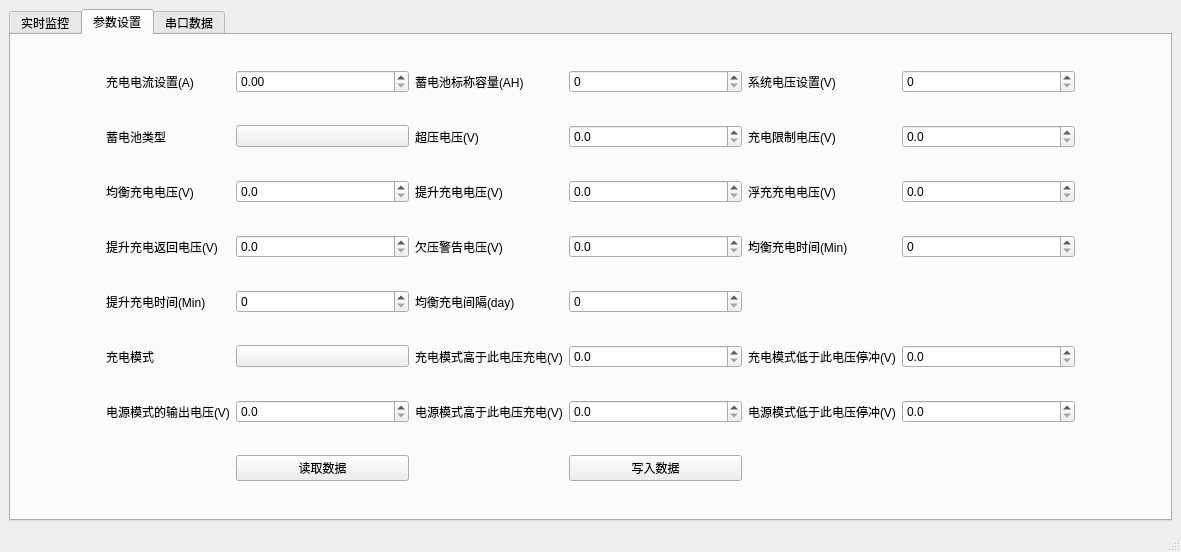
Above: ui/dc_layout.ui from xxxy-bit/SRNE_UP before the change. Below: the same form after it.
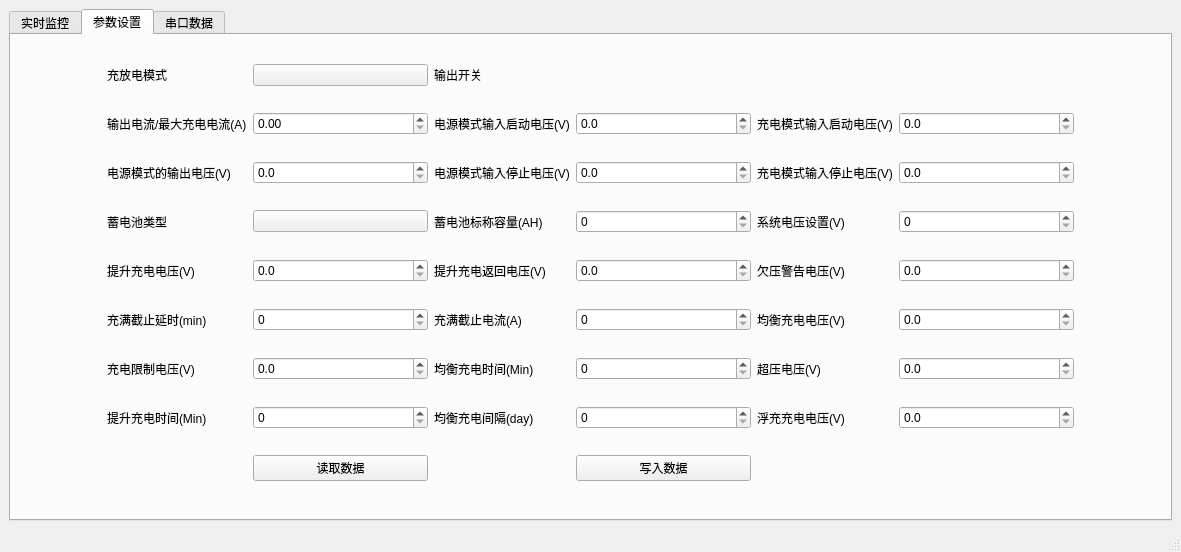
That is the form after the change. The open tabs and pages were chosen to show the change. Custom widgets are drawn as their Qt base class.

Commit message: feat: 增加充放电模式与蓄电池类型间的逻辑关联开关

What changed in the file:
```diff
--- a/ui/dc_layout.ui
+++ b/ui/dc_layout.ui
@@ -764,10 +764,10 @@
                    </property>
                   </widget>
                  </item>
-                 <item row="0" column="0">
-                  <widget class="QLabel" name="label_33">
+                 <item row="1" column="2">
+                  <widget class="QLabel" name="label_37">
                    <property name="text">
-                    <string>开关机</string>
+                    <string>清除当前告警</string>
                    </property>
                   </widget>
                  </item>
@@ -831,173 +831,27 @@
        <layout class="QHBoxLayout" name="horizontalLayout_8">
         <item>
          <layout class="QGridLayout" name="gridLayout_5" columnstretch="1,1,2,1,2,1,2,1">
-          <item row="5" column="5">
-           <widget class="QLabel" name="label_55">
-            <property name="text">
-             <string>充电模式低于此电压停冲(V)</string>
+          <item row="2" column="7">
+           <spacer name="horizontalSpacer_2">
+            <property name="orientation">
+             <enum>Qt::Horizontal</enum>
             </property>
-           </widget>
-          </item>
-          <item row="2" column="1">
-           <widget class="QLabel" name="label_45">
-            <property name="text">
-             <string>均衡充电电压(V)</string>
+            <property name="sizeHint" stdset="0">
+             <size>
+              <width>40</width>
+              <height>20</height>
+             </size>
             </property>
-           </widget>
+           </spacer>
           </item>
-          <item row="1" column="3">
-           <widget class="QLabel" name="label_43">
-            <property name="text">
-             <string>超压电压(V)</string>
-            </property>
-           </widget>
-          </item>
-          <item row="5" column="1">
-           <widget class="QLabel" name="label_54">
-            <property name="text">
-             <string>充电模式</string>
-            </property>
-           </widget>
-          </item>
-          <item row="2" column="5">
-           <widget class="QLabel" name="label_47">
-            <property name="text">
-             <string>浮充充电电压(V)</string>
-            </property>
-           </widget>
-          </item>
-          <item row="0" column="1">
-           <widget class="QLabel" name="label_39">
-            <property name="text">
-             <string>充电电流设置(A)</string>
-            </property>
-           </widget>
-          </item>
-          <item row="0" column="3">
-           <widget class="QLabel" name="label_40">
-            <property name="text">
-             <string>蓄电池标称容量(AH)</string>
-            </property>
-           </widget>
-          </item>
-          <item row="5" column="3">
-           <widget class="QLabel" name="label_53">
-            <property name="text">
-             <string>充电模式高于此电压充电(V)</string>
-            </property>
-           </widget>
-          </item>
-          <item row="6" column="1">
-           <widget class="QLabel" name="label_56">
-            <property name="text">
-             <string>电源模式的输出电压(V)</string>
-            </property>
-           </widget>
-          </item>
-          <item row="6" column="3">
-           <widget class="QLabel" name="label_57">
-            <property name="text">
-             <string>电源模式高于此电压充电(V)</string>
-            </property>
-           </widget>
-          </item>
-          <item row="4" column="1">
+          <item row="7" column="1">
            <widget class="QLabel" name="label_51">
             <property name="text">
              <string>提升充电时间(Min)</string>
             </property>
            </widget>
           </item>
-          <item row="3" column="1">
-           <widget class="QLabel" name="label_48">
-            <property name="text">
-             <string>提升充电返回电压(V)</string>
-            </property>
-           </widget>
-          </item>
-          <item row="1" column="5">
-           <widget class="QLabel" name="label_44">
-            <property name="text">
-             <string>充电限制电压(V)</string>
-            </property>
-           </widget>
-          </item>
-          <item row="4" column="3">
-           <widget class="QLabel" name="label_52">
-            <property name="text">
-             <string>均衡充电间隔(day)</string>
-            </property>
-           </widget>
-          </item>
-          <item row="3" column="5">
-           <widget class="QLabel" name="label_50">
-            <property name="text">
-             <string>均衡充电时间(Min)</string>
-            </property>
-           </widget>
-          </item>
-          <item row="6" column="5">
-           <widget class="QLabel" name="label_58">
-            <property name="text">
-             <string>电源模式低于此电压停冲(V)</string>
-            </property>
-           </widget>
-          </item>
-          <item row="0" column="5">
-           <widget class="QLabel" name="label_41">
-            <property name="text">
-             <string>系统电压设置(V)</string>
-            </property>
-           </widget>
-          </item>
-          <item row="0" column="0">
-           <spacer name="horizontalSpacer">
-            <property name="orientation">
-             <enum>Qt::Horizontal</enum>
-            </property>
-            <property name="sizeHint" stdset="0">
-             <size>
-              <width>40</width>
-              <height>20</height>
-             </size>
-            </property>
-           </spacer>
-          </item>
-          <item row="1" column="1">
-           <widget class="QLabel" name="label_42">
-            <property name="text">
-             <string>蓄电池类型</string>
-            </property>
-           </widget>
-          </item>
-          <item row="2" column="3">
-           <widget class="QLabel" name="label_46">
-            <property name="text">
-             <string>提升充电电压(V)</string>
-            </property>
-           </widget>
-          </item>
-          <item row="3" column="3">
-           <widget class="QLabel" name="label_49">
-            <property name="text">
-             <string>欠压警告电压(V)</string>
-            </property>
-           </widget>
-          </item>
-          <item row="0" column="7">
-           <spacer name="horizontalSpacer_2">
-            <property name="orientation">
-             <enum>Qt::Horizontal</enum>
-            </property>
-            <property name="sizeHint" stdset="0">
-             <size>
-              <width>40</width>
-              <height>20</height>
-             </size>
-            </property>
-           </spacer>
-          </item>
-          <item row="7" column="2">
+          <item row="8" column="2">
            <widget class="PushButton" name="dc_read_set">
             <property name="text">
              <string>读取数据</string>
@@ -1005,13 +859,74 @@
            </widget>
           </item>
           <item row="7" column="4">
+           <widget class="SpinBox" name="dc_BatConstChgGapTime">
+            <property name="whatsThis">
+             <string>&lt;html&gt;&lt;head/&gt;&lt;body&gt;&lt;p&gt;均衡充电间隔(day)&lt;/p&gt;&lt;/body&gt;&lt;/html&gt;</string>
+            </property>
+            <property name="maximum">
+             <number>9999</number>
+            </property>
+           </widget>
+          </item>
+          <item row="8" column="4">
            <widget class="PushButton" name="dc_write_set">
             <property name="text">
              <string>写入数据</string>
             </property>
            </widget>
           </item>
+          <item row="2" column="0">
+           <spacer name="horizontalSpacer">
+            <property name="orientation">
+             <enum>Qt::Horizontal</enum>
+            </property>
+            <property name="sizeHint" stdset="0">
+             <size>
+              <width>40</width>
+              <height>20</height>
+             </size>
+            </property>
+           </spacer>
+          </item>
+          <item row="7" column="3">
+           <widget class="QLabel" name="label_52">
+            <property name="text">
+             <string>均衡充电间隔(day)</string>
+            </property>
+           </widget>
+          </item>
+          <item row="7" column="2">
+           <widget class="SpinBox" name="dc_BatImprovChgTime">
+            <property name="whatsThis">
+             <string>&lt;html&gt;&lt;head/&gt;&lt;body&gt;&lt;p&gt;提升充电时间(Min)&lt;/p&gt;&lt;/body&gt;&lt;/html&gt;</string>
+            </property>
+            <property name="maximum">
+             <number>9999</number>
+            </property>
+           </widget>
+          </item>
           <item row="0" column="2">
+           <widget class="ComboBox" name="dc_ChgMode">
+            <property name="whatsThis">
+             <string>&lt;html&gt;&lt;head/&gt;&lt;body&gt;&lt;p&gt;充电模式&lt;/p&gt;&lt;/body&gt;&lt;/html&gt;</string>
+            </property>
+           </widget>
+          </item>
+          <item row="0" column="1">
+           <widget class="QLabel" name="label_54">
+            <property name="text">
+             <string>充放电模式</string>
+            </property>
+           </widget>
+          </item>
+          <item row="1" column="1">
+           <widget class="QLabel" name="label_39">
+            <property name="text">
+             <string>输出电流/最大充电电流(A)</string>
+            </property>
+           </widget>
+          </item>
+          <item row="1" column="2">
            <widget class="DoubleSpinBox" name="dc_charge_elec_set">
             <property name="whatsThis">
              <string>&lt;html&gt;&lt;head/&gt;&lt;body&gt;&lt;p&gt;充电电流设置(A)&lt;/p&gt;&lt;/body&gt;&lt;/html&gt;</string>
@@ -1021,17 +936,124 @@
             </property>
            </widget>
           </item>
+          <item row="2" column="3">
+           <widget class="QLabel" name="label_58">
+            <property name="text">
+             <string>电源模式输入停止电压(V)</string>
+            </property>
+           </widget>
+          </item>
+          <item row="2" column="4">
+           <widget class="DoubleSpinBox" name="dc_CVModeInLowWorkVolt">
+            <property name="whatsThis">
+             <string>&lt;html&gt;&lt;head/&gt;&lt;body&gt;&lt;p&gt;电源模式低于此电压停冲(V)&lt;/p&gt;&lt;/body&gt;&lt;/html&gt;</string>
+            </property>
+            <property name="decimals">
+             <number>1</number>
+            </property>
+            <property name="maximum">
+             <double>9999.000000000000000</double>
+            </property>
+           </widget>
+          </item>
+          <item row="2" column="6">
+           <widget class="DoubleSpinBox" name="dc_ChgModeInLowWorkVolt">
+            <property name="whatsThis">
+             <string>&lt;html&gt;&lt;head/&gt;&lt;body&gt;&lt;p&gt;充电模式低于此电压停冲(V)&lt;/p&gt;&lt;/body&gt;&lt;/html&gt;</string>
+            </property>
+            <property name="decimals">
+             <number>1</number>
+            </property>
+            <property name="maximum">
+             <double>9999.000000000000000</double>
+            </property>
+           </widget>
+          </item>
+          <item row="2" column="5">
+           <widget class="QLabel" name="label_55">
+            <property name="text">
+             <string>充电模式输入停止电压(V)</string>
+            </property>
+           </widget>
+          </item>
+          <item row="1" column="6">
+           <widget class="DoubleSpinBox" name="dc_ChgModeInMaxWorkVolt">
+            <property name="whatsThis">
+             <string>&lt;html&gt;&lt;head/&gt;&lt;body&gt;&lt;p&gt;充电模式高于此电压充电(V)&lt;/p&gt;&lt;/body&gt;&lt;/html&gt;</string>
+            </property>
+            <property name="decimals">
+             <number>1</number>
+            </property>
+            <property name="maximum">
+             <double>9999.000000000000000</double>
+            </property>
+           </widget>
+          </item>
+          <item row="1" column="5">
+           <widget class="QLabel" name="label_53">
+            <property name="text">
+             <string>充电模式输入启动电压(V)</string>
+            </property>
+           </widget>
+          </item>
+          <item row="2" column="1">
+           <widget class="QLabel" name="label_56">
+            <property name="text">
+             <string>电源模式的输出电压(V)</string>
+            </property>
+           </widget>
+          </item>
+          <item row="2" column="2">
+           <widget class="DoubleSpinBox" name="dc_CvModeOutVolt">
+            <property name="whatsThis">
+             <string>&lt;html&gt;&lt;head/&gt;&lt;body&gt;&lt;p&gt;电源模式的输出电压(V)&lt;/p&gt;&lt;/body&gt;&lt;/html&gt;</string>
+            </property>
+            <property name="decimals">
+             <number>1</number>
+            </property>
+            <property name="maximum">
+             <double>9999.000000000000000</double>
+            </property>
+           </widget>
+          </item>
+          <item row="1" column="3">
+           <widget class="QLabel" name="label_57">
+            <property name="text">
+             <string>电源模式输入启动电压(V)</string>
+            </property>
+           </widget>
+          </item>
+          <item row="1" column="4">
+           <widget class="DoubleSpinBox" name="dc_CvModeInMaxWorkVolt">
+            <property name="whatsThis">
+             <string>&lt;html&gt;&lt;head/&gt;&lt;body&gt;&lt;p&gt;电源模式高于此电压充电(V)&lt;/p&gt;&lt;/body&gt;&lt;/html&gt;</string>
+            </property>
+            <property name="decimals">
+             <number>1</number>
+            </property>
+            <property name="maximum">
+             <double>9999.000000000000000</double>
+            </property>
+           </widget>
+          </item>
+          <item row="0" column="3">
+           <widget class="QLabel" name="label_33">
+            <property name="text">
+             <string>输出开关</string>
+            </property>
+           </widget>
+          </item>
           <item row="0" column="4">
-           <widget class="SpinBox" name="dc_set_battery_cap">
-            <property name="whatsThis">
-             <string>&lt;html&gt;&lt;head/&gt;&lt;body&gt;&lt;p&gt;蓄电池标称容量(AH)&lt;/p&gt;&lt;/body&gt;&lt;/html&gt;</string>
+           <widget class="SwitchButton" name="SwitchButton">
+            <property name="onText">
+             <string>开</string>
             </property>
-            <property name="maximum">
-             <number>9999</number>
+            <property name="offText">
+             <string>关</string>
             </property>
            </widget>
           </item>
-          <item row="0" column="6">
+          <item row="3" column="6">
            <widget class="SpinBox" name="dc_set_sys_current">
             <property name="enabled">
              <bool>true</bool>
@@ -1044,7 +1066,31 @@
             </property>
            </widget>
           </item>
-          <item row="1" column="2">
+          <item row="3" column="5">
+           <widget class="QLabel" name="label_41">
+            <property name="text">
+             <string>系统电压设置(V)</string>
+            </property>
+           </widget>
+          </item>
+          <item row="3" column="4">
+           <widget class="SpinBox" name="dc_set_battery_cap">
+            <property name="whatsThis">
+             <string>&lt;html&gt;&lt;head/&gt;&lt;body&gt;&lt;p&gt;蓄电池标称容量(AH)&lt;/p&gt;&lt;/body&gt;&lt;/html&gt;</string>
+            </property>
+            <property name="maximum">
+             <number>9999</number>
+            </property>
+           </widget>
+          </item>
+          <item row="3" column="3">
+           <widget class="QLabel" name="label_40">
+            <property name="text">
+             <string>蓄电池标称容量(AH)</string>
+            </property>
+           </widget>
+          </item>
+          <item row="3" column="2">
            <widget class="ComboBox" name="dc_set_battery_type">
             <property name="whatsThis">
              <string>&lt;html&gt;&lt;head/&gt;&lt;body&gt;&lt;p&gt;蓄电池类型&lt;/p&gt;&lt;/body&gt;&lt;/html&gt;</string>
@@ -1054,40 +1100,21 @@
             </property>
            </widget>
           </item>
-          <item row="1" column="4">
-           <widget class="DoubleSpinBox" name="dc_set_battery_overpressure">
-            <property name="whatsThis">
-             <string>&lt;html&gt;&lt;head/&gt;&lt;body&gt;&lt;p&gt;超压电压(V)&lt;/p&gt;&lt;/body&gt;&lt;/html&gt;</string>
+          <item row="3" column="1">
+           <widget class="QLabel" name="label_42">
+            <property name="text">
+             <string>蓄电池类型</string>
             </property>
-            <property name="decimals">
-             <number>1</number>
-            </property>
-            <property name="maximum">
-             <double>9999.000000000000000</double>
-            </property>
            </widget>
           </item>
-          <item row="1" column="6">
-           <widget class="DoubleSpinBox" name="dc_set_charge_limit">
-            <property name="whatsThis">
-             <string>&lt;html&gt;&lt;head/&gt;&lt;body&gt;&lt;p&gt;充电限制电压(V)&lt;/p&gt;&lt;/body&gt;&lt;/html&gt;</string>
+          <item row="4" column="1">
+           <widget class="QLabel" name="label_46">
+            <property name="text">
+             <string>提升充电电压(V)</string>
             </property>
-            <property name="decimals">
-             <number>1</number>
-            </property>
            </widget>
           </item>
-          <item row="2" column="2">
-           <widget class="DoubleSpinBox" name="dc_set_even_current">
-            <property name="whatsThis">
-             <string>&lt;html&gt;&lt;head/&gt;&lt;body&gt;&lt;p&gt;均衡充电电压(V)&lt;/p&gt;&lt;/body&gt;&lt;/html&gt;</string>
-            </property>
-            <property name="decimals">
-             <number>1</number>
-            </property>
-           </widget>
-          </item>
-          <item row="2" column="4">
+          <item row="4" column="2">
            <widget class="DoubleSpinBox" name="dc_set_promote_current">
             <property name="whatsThis">
              <string>&lt;html&gt;&lt;head/&gt;&lt;body&gt;&lt;p&gt;提升充电电压(V)&lt;/p&gt;&lt;/body&gt;&lt;/html&gt;</string>
@@ -1097,17 +1124,14 @@
             </property>
            </widget>
           </item>
-          <item row="2" column="6">
-           <widget class="DoubleSpinBox" name="dc_set_float_current">
-            <property name="whatsThis">
-             <string>&lt;html&gt;&lt;head/&gt;&lt;body&gt;&lt;p&gt;浮充充电电压(V)&lt;/p&gt;&lt;/body&gt;&lt;/html&gt;</string>
-            </property>
-            <property name="decimals">
-             <number>1</number>
+          <item row="4" column="3">
+           <widget class="QLabel" name="label_48">
+            <property name="text">
+             <string>提升充电返回电压(V)</string>
             </property>
            </widget>
           </item>
-          <item row="3" column="2">
+          <item row="4" column="4">
            <widget class="DoubleSpinBox" name="dc_set_promote_current_retrun">
             <property name="whatsThis">
              <string>&lt;html&gt;&lt;head/&gt;&lt;body&gt;&lt;p&gt;提升充电返回电压(V)&lt;/p&gt;&lt;/body&gt;&lt;/html&gt;</string>
@@ -1117,7 +1141,31 @@
             </property>
            </widget>
           </item>
-          <item row="3" column="4">
+          <item row="6" column="1">
+           <widget class="QLabel" name="label_44">
+            <property name="text">
+             <string>充电限制电压(V)</string>
+            </property>
+           </widget>
+          </item>
+          <item row="6" column="2">
+           <widget class="DoubleSpinBox" name="dc_set_charge_limit">
+            <property name="whatsThis">
+             <string>&lt;html&gt;&lt;head/&gt;&lt;body&gt;&lt;p&gt;充电限制电压(V)&lt;/p&gt;&lt;/body&gt;&lt;/html&gt;</string>
+            </property>
+            <property name="decimals">
+             <number>1</number>
+            </property>
+           </widget>
+          </item>
+          <item row="4" column="5">
+           <widget class="QLabel" name="label_49">
+            <property name="text">
+             <string>欠压警告电压(V)</string>
+            </property>
+           </widget>
+          </item>
+          <item row="4" column="6">
            <widget class="DoubleSpinBox" name="dc_BatUnderVolt">
             <property name="whatsThis">
              <string>&lt;html&gt;&lt;head/&gt;&lt;body&gt;&lt;p&gt;欠压警告电压(V)&lt;/p&gt;&lt;/body&gt;&lt;/html&gt;</string>
@@ -1127,7 +1175,14 @@
             </property>
            </widget>
           </item>
-          <item row="3" column="6">
+          <item row="6" column="3">
+           <widget class="QLabel" name="label_50">
+            <property name="text">
+             <string>均衡充电时间(Min)</string>
+            </property>
+           </widget>
+          </item>
+          <item row="6" column="4">
            <widget class="SpinBox" name="dc_BatConstChgTime">
             <property name="whatsThis">
              <string>&lt;html&gt;&lt;head/&gt;&lt;body&gt;&lt;p&gt;均衡充电时间(Min)&lt;/p&gt;&lt;/body&gt;&lt;/html&gt;</string>
@@ -1137,95 +1192,85 @@
             </property>
            </widget>
           </item>
-          <item row="4" column="2">
-           <widget class="SpinBox" name="dc_BatImprovChgTime">
+          <item row="7" column="5">
+           <widget class="QLabel" name="label_47">
+            <property name="text">
+             <string>浮充充电电压(V)</string>
+            </property>
+           </widget>
+          </item>
+          <item row="7" column="6">
+           <widget class="DoubleSpinBox" name="dc_set_float_current">
             <property name="whatsThis">
              <string>&lt;html&gt;&lt;head/&gt;&lt;body&gt;&lt;p&gt;提升充电时间(Min)&lt;/p&gt;&lt;/body&gt;&lt;/html&gt;</string>
             </property>
-            <property name="maximum">
-             <number>9999</number>
+            <property name="decimals">
+             <number>1</number>
             </property>
            </widget>
           </item>
-          <item row="4" column="4">
-           <widget class="SpinBox" name="dc_BatConstChgGapTime">
+          <item row="6" column="6">
+           <widget class="DoubleSpinBox" name="dc_set_battery_overpressure">
             <property name="whatsThis">
              <string>&lt;html&gt;&lt;head/&gt;&lt;body&gt;&lt;p&gt;均衡充电间隔(day)&lt;/p&gt;&lt;/body&gt;&lt;/html&gt;</string>
             </property>
+            <property name="decimals">
+             <number>1</number>
+            </property>
             <property name="maximum">
-             <number>9999</number>
+             <double>9999.000000000000000</double>
+            </property>
+           </widget>
+          </item>
+          <item row="6" column="5">
+           <widget class="QLabel" name="label_43">
+            <property name="text">
+             <string>超压电压(V)</string>
+            </property>
+           </widget>
+          </item>
+          <item row="5" column="6">
+           <widget class="DoubleSpinBox" name="dc_set_even_current">
+            <property name="whatsThis">
+             <string>&lt;html&gt;&lt;head/&gt;&lt;body&gt;&lt;p&gt;均衡充电电压(V)&lt;/p&gt;&lt;/body&gt;&lt;/html&gt;</string>
+            </property>
+            <property name="decimals">
+             <number>1</number>
+            </property>
+           </widget>
+          </item>
+          <item row="5" column="5">
+           <widget class="QLabel" name="label_45">
+            <property name="text">
+             <string>均衡充电电压(V)</string>
+            </property>
+           </widget>
+          </item>
+          <item row="5" column="1">
+           <widget class="QLabel" name="label_27">
+            <property name="text">
+             <string>充满截止延时(min)</string>
+            </property>
+           </widget>
+          </item>
+          <item row="5" column="3">
+           <widget class="QLabel" name="label_28">
+            <property name="text">
+             <string>充满截止电流(A)</string>
             </property>
            </widget>
           </item>
           <item row="5" column="2">
-           <widget class="ComboBox" name="dc_ChgMode">
-            <property name="whatsThis">
-             <string>&lt;html&gt;&lt;head/&gt;&lt;body&gt;&lt;p&gt;充电模式&lt;/p&gt;&lt;/body&gt;&lt;/html&gt;</string>
+           <widget class="SpinBox" name="dc_StopChgDelayTim">
+            <property name="maximum">
+             <number>600</number>
             </property>
            </widget>
           </item>
           <item row="5" column="4">
-           <widget class="DoubleSpinBox" name="dc_ChgModeInMaxWorkVolt">
-            <property name="whatsThis">
-             <string>&lt;html&gt;&lt;head/&gt;&lt;body&gt;&lt;p&gt;充电模式高于此电压充电(V)&lt;/p&gt;&lt;/body&gt;&lt;/html&gt;</string>
-            </property>
-            <property name="decimals">
-             <number>1</number>
-            </property>
+           <widget class="SpinBox" name="dc_StopChgCurrSet">
             <property name="maximum">
-             <double>9999.000000000000000</double>
-            </property>
-           </widget>
-          </item>
-          <item row="5" column="6">
-           <widget class="DoubleSpinBox" name="dc_ChgModeInLowWorkVolt">
-            <property name="whatsThis">
-             <string>&lt;html&gt;&lt;head/&gt;&lt;body&gt;&lt;p&gt;充电模式低于此电压停冲(V)&lt;/p&gt;&lt;/body&gt;&lt;/html&gt;</string>
-            </property>
-            <property name="decimals">
-             <number>1</number>
-            </property>
-            <property name="maximum">
-             <double>9999.000000000000000</double>
-            </property>
-           </widget>
-          </item>
-          <item row="6" column="2">
-           <widget class="DoubleSpinBox" name="dc_CvModeOutVolt">
-            <property name="whatsThis">
-             <string>&lt;html&gt;&lt;head/&gt;&lt;body&gt;&lt;p&gt;电源模式的输出电压(V)&lt;/p&gt;&lt;/body&gt;&lt;/html&gt;</string>
-            </property>
-            <property name="decimals">
-             <number>1</number>
-            </property>
-            <property name="maximum">
-             <double>9999.000000000000000</double>
-            </property>
-           </widget>
-          </item>
-          <item row="6" column="4">
-           <widget class="DoubleSpinBox" name="dc_CvModeInMaxWorkVolt">
-            <property name="whatsThis">
-             <string>&lt;html&gt;&lt;head/&gt;&lt;body&gt;&lt;p&gt;电源模式高于此电压充电(V)&lt;/p&gt;&lt;/body&gt;&lt;/html&gt;</string>
-            </property>
-            <property name="decimals">
-             <number>1</number>
-            </property>
-            <property name="maximum">
-             <double>9999.000000000000000</double>
-            </property>
-           </widget>
-          </item>
-          <item row="6" column="6">
-           <widget class="DoubleSpinBox" name="dc_CVModeInLowWorkVolt">
-            <property name="whatsThis">
-             <string>&lt;html&gt;&lt;head/&gt;&lt;body&gt;&lt;p&gt;电源模式低于此电压停冲(V)&lt;/p&gt;&lt;/body&gt;&lt;/html&gt;</string>
-            </property>
-            <property name="decimals">
-             <number>1</number>
-            </property>
-            <property name="maximum">
-             <double>9999.000000000000000</double>
+             <number>10</number>
             </property>
            </widget>
           </item>
@@ -1297,6 +1342,11 @@
    <extends>QPushButton</extends>
    <header>qfluentwidgets</header>
   </customwidget>
+  <customwidget>
+   <class>SwitchButton</class>
+   <extends>QWidget</extends>
+   <header>qfluentwidgets</header>
+  </customwidget>
   <customwidget>
    <class>LineEdit</class>
    <extends>QLineEdit</extends>
```
Left out of the diff: 65 changed lines with no effect on the pictures. The commit also changes 5 other files.
